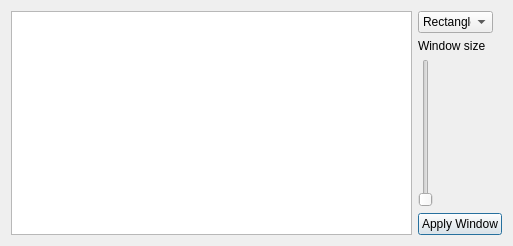
Above: smoothingWindow.ui from AliBadran716/Signal_equilizer before the change. Below: the same form after it.
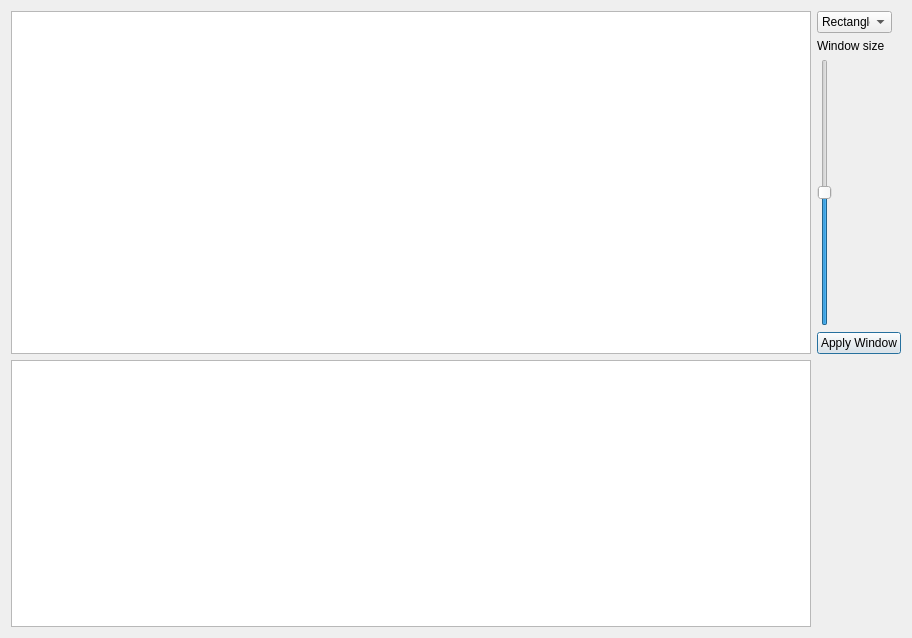
That is the form after the change.

```diff
--- a/smoothingWindow.ui
+++ b/smoothingWindow.ui
@@ -6,8 +6,8 @@
    <rect>
     <x>0</x>
     <y>0</y>
-    <width>513</width>
-    <height>246</height>
+    <width>912</width>
+    <height>638</height>
    </rect>
   </property>
   <property name="windowTitle">
@@ -68,6 +68,15 @@
    </item>
    <item row="2" column="1">
     <widget class="QSlider" name="parameter_slider">
+     <property name="maximum">
+      <number>100</number>
+     </property>
+     <property name="singleStep">
+      <number>1</number>
+     </property>
+     <property name="sliderPosition">
+      <number>50</number>
+     </property>
      <property name="orientation">
       <enum>Qt::Vertical</enum>
      </property>
@@ -80,6 +89,9 @@
      </property>
     </widget>
    </item>
+   <item row="4" column="0">
+    <widget class="QGraphicsView" name="graphicsView2"/>
+   </item>
   </layout>
  </widget>
  <resources/>
```
Left out of the diff: 6 changed lines with no effect on the pictures.
